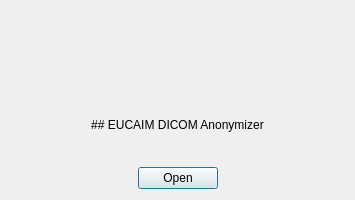
This is eucaimwelcome.ui in sgsfak/dicom-anon-upload as Qt 5 draws it before an edit. The edited form follows.
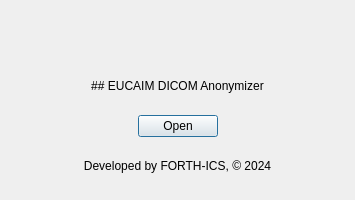
This is the edited form. Icons and pictures are not drawn.

What changed in the file:
```diff
--- a/eucaimwelcome.ui
+++ b/eucaimwelcome.ui
@@ -74,6 +74,16 @@
      </property>
     </widget>
    </item>
+   <item>
+    <widget class="QLabel" name="label">
+     <property name="text">
+      <string>Developed by FORTH-ICS, © 2024</string>
+     </property>
+     <property name="alignment">
+      <set>Qt::AlignCenter</set>
+     </property>
+    </widget>
+   </item>
   </layout>
  </widget>
  <resources>
```
